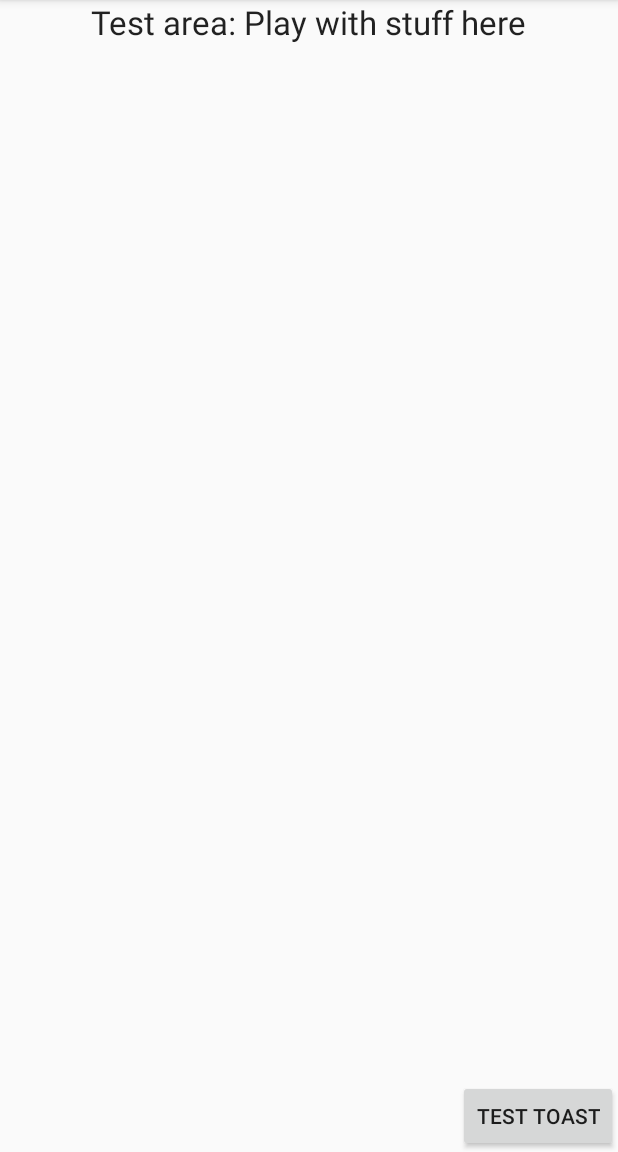
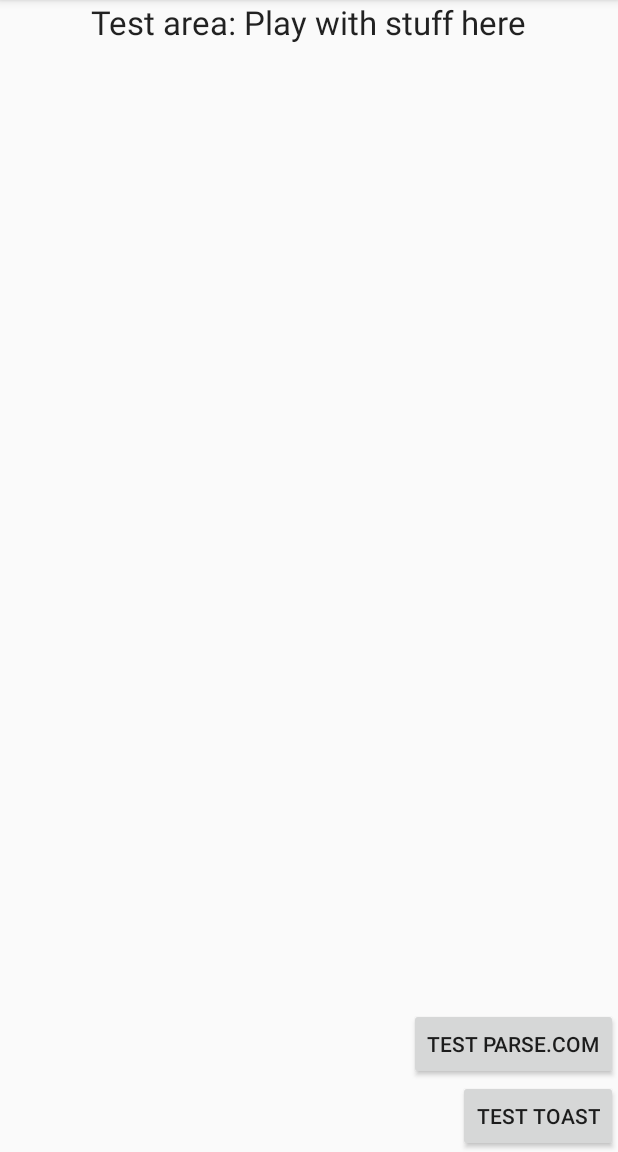
Before and after one commit to wzmame/pictour, an Android app: the TestArea screen opened directly, with no data from a screen before it, on a phone screen of 412 x 824 dp, the part 84-1236 px from its top. Run offline under Robolectric (Android 15) with nearby library versions, the phone set to English and light mode, and no system bars; libraries missing offline, so code that uses them is left out: com.parse.

Commit message:
Move basic parse.com test code to test area

```diff
--- a/app/src/main/java/wzmame/pictour/activity/Home.java
+++ b/app/src/main/java/wzmame/pictour/activity/Home.java
@@ -18,13 +18,6 @@ public class Home extends AppCompatActivity {
     protected void onCreate(Bundle savedInstanceState) {
         super.onCreate(savedInstanceState);
         setContentView(R.layout.activity_main);
-
-        Parse.enableLocalDatastore(this);
-        Parse.initialize(this, ParseConfig.APPLICATION_ID, ParseConfig.CLIENT_ID);
-
-        ParseObject testObject = new ParseObject("TestObject");
-        testObject.put("foo", "bar");
-        testObject.saveInBackground();
     }
 
     @Override
--- a/app/src/main/java/wzmame/pictour/activity/TestArea.java
+++ b/app/src/main/java/wzmame/pictour/activity/TestArea.java
@@ -5,6 +5,10 @@ import android.support.v7.app.AppCompatActivity;
 import android.view.View;
 import android.widget.Toast;
 
+import com.parse.Parse;
+import com.parse.ParseObject;
+
+import wzmame.pictour.ParseConfig;
 import wzmame.pictour.R;
 
 public class TestArea extends AppCompatActivity {
@@ -18,4 +22,13 @@ public class TestArea extends AppCompatActivity {
     public void onTestToastClick(View view) {
         Toast.makeText(this, "A toasty test", Toast.LENGTH_SHORT).show();
     }
+
+    public void onTestParseClick(View view) {
+        Parse.enableLocalDatastore(this);
+        Parse.initialize(this, ParseConfig.APPLICATION_ID, ParseConfig.CLIENT_ID);
+
+        ParseObject testObject = new ParseObject("TestObject");
+        testObject.put("foo", "bar");
+        testObject.saveInBackground();
+    }
 }
--- a/app/src/main/res/layout/activity_test_area.xml
+++ b/app/src/main/res/layout/activity_test_area.xml
@@ -20,9 +20,19 @@
         android:layout_width="wrap_content"
         android:layout_height="wrap_content"
         android:text="Test Toast"
-        android:id="@+id/button"
+        android:id="@+id/btnTestToast"
         android:layout_alignParentBottom="true"
         android:layout_alignParentRight="true"
         android:layout_alignParentEnd="true"
         android:onClick="onTestToastClick" />
+
+    <Button
+        android:layout_width="wrap_content"
+        android:layout_height="wrap_content"
+        android:text="Test parse.com"
+        android:id="@+id/btnTestParse"
+        android:layout_above="@+id/btnTestToast"
+        android:layout_alignParentRight="true"
+        android:layout_alignParentEnd="true"
+        android:onClick="onTestParseClick" />
 </RelativeLayout>
```
